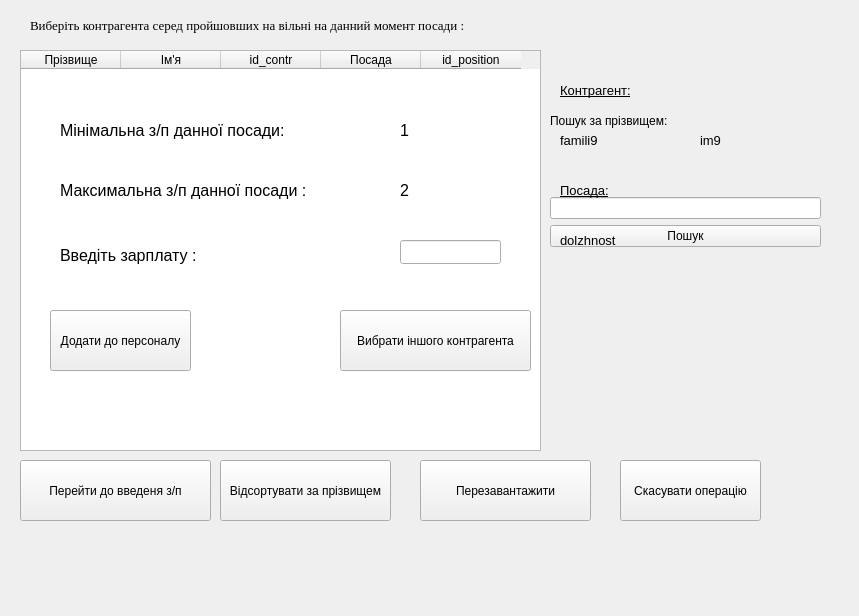
Qt form addcontractortostaff.ui (Artem-Chabanovskiy/Course_Work) before a commit.
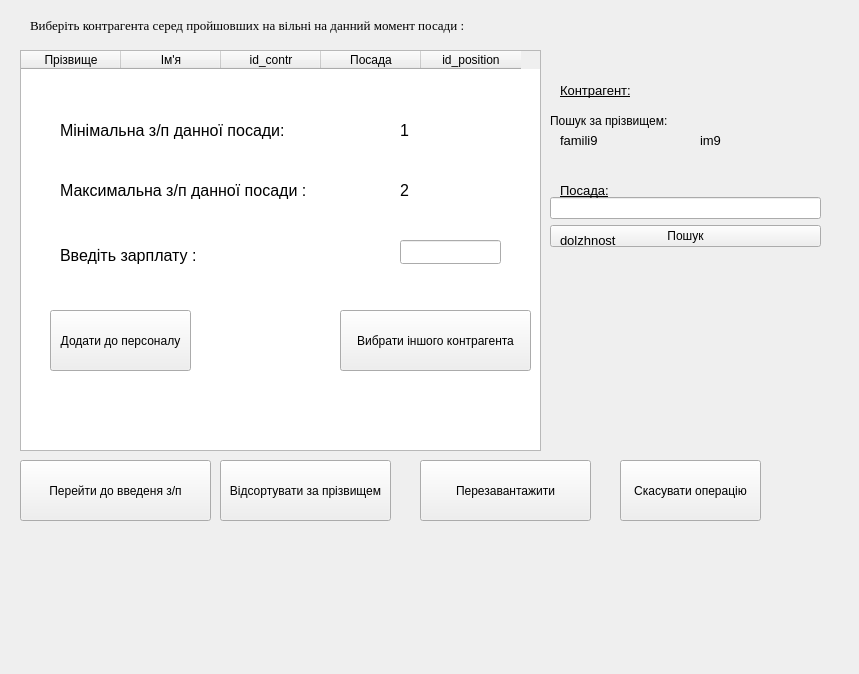
The same form after that commit.

What changed in the file:
```diff
--- a/addcontractortostaff.ui
+++ b/addcontractortostaff.ui
@@ -7,9 +7,27 @@
     <x>0</x>
     <y>0</y>
     <width>859</width>
-    <height>616</height>
+    <height>674</height>
    </rect>
   </property>
+  <property name="minimumSize">
+   <size>
+    <width>859</width>
+    <height>674</height>
+   </size>
+  </property>
+  <property name="maximumSize">
+   <size>
+    <width>859</width>
+    <height>674</height>
+   </size>
+  </property>
+  <property name="baseSize">
+   <size>
+    <width>859</width>
+    <height>674</height>
+   </size>
+  </property>
   <property name="windowTitle">
    <string>Form</string>
   </property>
@@ -144,7 +162,7 @@
      <x>10</x>
      <y>530</y>
      <width>831</width>
-     <height>61</height>
+     <height>111</height>
     </rect>
    </property>
    <property name="font">
```
Left out of the diff: 5 changed lines with no effect on the pictures.
